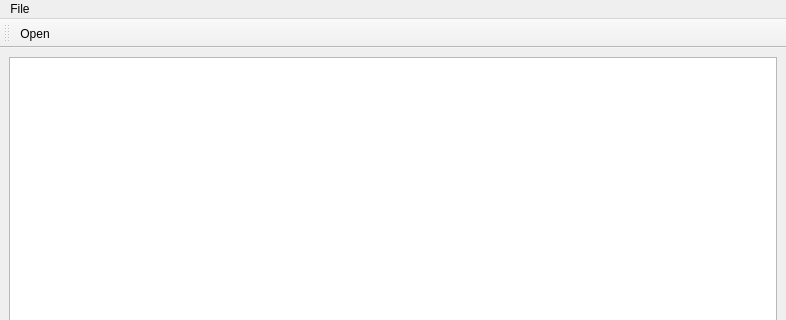
The window that mainwindow.ui (alleindrach/GeoSection) describes before a commit, drawn with Qt 5; both pictures show x 0 to 786 and y 0 to 320 of the 786 by 622 pixel window.
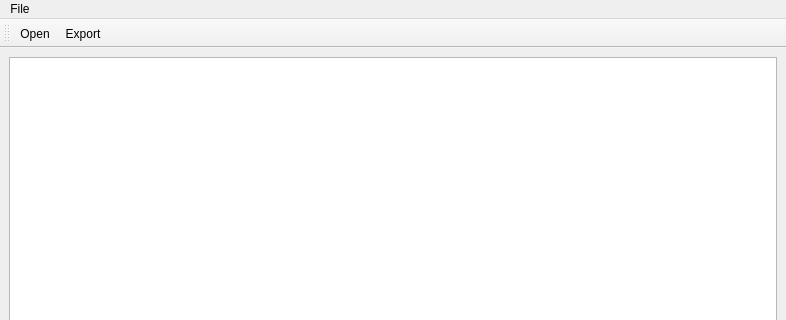
The same window after the commit.

```diff
--- a/mainwindow.ui
+++ b/mainwindow.ui
@@ -60,12 +60,18 @@
     <bool>false</bool>
    </attribute>
    <addaction name="actionOpen"/>
+   <addaction name="actionExport"/>
   </widget>
   <action name="actionOpen">
    <property name="text">
     <string>Open</string>
    </property>
   </action>
+  <action name="actionExport">
+   <property name="text">
+    <string>Export</string>
+   </property>
+  </action>
  </widget>
  <resources/>
  <connections/>
```
